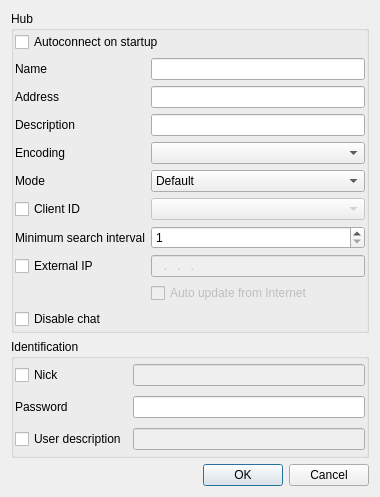
Old version of the form eiskaltdcpp-qt/ui/UIFavoriteHubEditor.ui in the repository eiskaltdcpp/eiskaltdcpp.
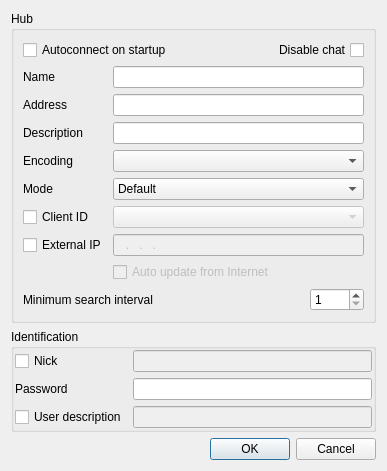
New version of the form. Custom widgets are drawn as their Qt base class.

Commit message: EiskaltDC++ Qt: * Small improvements in Favorite Hub Editor Dialog.

```diff
--- a/eiskaltdcpp-qt/ui/UIFavoriteHubEditor.ui
+++ b/eiskaltdcpp-qt/ui/UIFavoriteHubEditor.ui
@@ -6,50 +6,43 @@
    <rect>
     <x>0</x>
     <y>0</y>
-    <width>380</width>
-    <height>497</height>
+    <width>387</width>
+    <height>454</height>
    </rect>
   </property>
   <property name="windowTitle">
    <string>Dialog</string>
   </property>
-  <layout class="QGridLayout" name="gridLayout">
-   <item row="0" column="0" colspan="2">
+  <layout class="QVBoxLayout" name="verticalLayout">
+   <item>
     <widget class="QGroupBox" name="groupBox">
      <property name="title">
       <string>Hub</string>
      </property>
-     <layout class="QGridLayout" name="gridLayout_2">
-      <property name="margin">
-       <number>1</number>
-      </property>
+     <layout class="QGridLayout" name="gridLayout">
       <item row="0" column="0" colspan="2">
-       <widget class="QCheckBox" name="checkBox_AUTOCONNECT">
-        <property name="text">
-         <string>Autoconnect on startup</string>
+       <layout class="QHBoxLayout" name="horizontalLayout">
+        <property name="spacing">
+         <number>0</number>
         </property>
-       </widget>
-      </item>
-      <item row="1" column="1">
-       <widget class="LineEdit" name="lineEdit_NAME">
-        <property name="toolTip">
-         <string>Favorite hub name.</string>
-        </property>
-       </widget>
-      </item>
-      <item row="2" column="1">
-       <widget class="LineEdit" name="lineEdit_ADDRESS">
-        <property name="toolTip">
-         <string>IP address or DNS name of hub.</string>
-        </property>
-       </widget>
-      </item>
-      <item row="3" column="1">
-       <widget class="LineEdit" name="lineEdit_DESC">
-        <property name="toolTip">
-         <string>This description will show in the user list.</string>
-        </property>
-       </widget>
+        <item>
+         <widget class="QCheckBox" name="checkBox_AUTOCONNECT">
+          <property name="text">
+           <string>Autoconnect on startup</string>
+          </property>
+         </widget>
+        </item>
+        <item>
+         <widget class="QCheckBox" name="checkBox_DISABLECHAT">
+          <property name="layoutDirection">
+           <enum>Qt::RightToLeft</enum>
+          </property>
+          <property name="text">
+           <string>Disable chat</string>
+          </property>
+         </widget>
+        </item>
+       </layout>
       </item>
       <item row="1" column="0">
        <widget class="QLabel" name="label">
@@ -58,6 +51,13 @@
         </property>
        </widget>
       </item>
+      <item row="1" column="1">
+       <widget class="LineEdit" name="lineEdit_NAME">
+        <property name="toolTip">
+         <string>Favorite hub name.</string>
+        </property>
+       </widget>
+      </item>
       <item row="2" column="0">
        <widget class="QLabel" name="label_2">
         <property name="text">
@@ -65,6 +65,13 @@
         </property>
        </widget>
       </item>
+      <item row="2" column="1">
+       <widget class="LineEdit" name="lineEdit_ADDRESS">
+        <property name="toolTip">
+         <string>IP address or DNS name of hub.</string>
+        </property>
+       </widget>
+      </item>
       <item row="3" column="0">
        <widget class="QLabel" name="label_3">
         <property name="text">
@@ -72,8 +79,12 @@
         </property>
        </widget>
       </item>
-      <item row="4" column="1">
-       <widget class="QComboBox" name="comboBox_ENC"/>
+      <item row="3" column="1">
+       <widget class="LineEdit" name="lineEdit_DESC">
+        <property name="toolTip">
+         <string>This description will show in the user list.</string>
+        </property>
+       </widget>
       </item>
       <item row="4" column="0">
        <widget class="QLabel" name="label_4">
@@ -82,6 +93,35 @@
         </property>
        </widget>
       </item>
+      <item row="4" column="1">
+       <widget class="QComboBox" name="comboBox_ENC"/>
+      </item>
+      <item row="5" column="0">
+       <widget class="QLabel" name="label_6">
+        <property name="text">
+         <string>Mode</string>
+        </property>
+       </widget>
+      </item>
+      <item row="5" column="1">
+       <widget class="QComboBox" name="comboBox_MODE">
+        <item>
+         <property name="text">
+          <string>Default</string>
+         </property>
+        </item>
+        <item>
+         <property name="text">
+          <string>Active</string>
+         </property>
+        </item>
+        <item>
+         <property name="text">
+          <string>Passive</string>
+         </property>
+        </item>
+       </widget>
+      </item>
       <item row="6" column="0">
        <widget class="QCheckBox" name="checkBox_CID">
         <property name="text">
@@ -89,13 +129,6 @@
         </property>
        </widget>
       </item>
-      <item row="9" column="0">
-       <widget class="QCheckBox" name="checkBox_IP">
-        <property name="text">
-         <string>External IP</string>
-        </property>
-       </widget>
-      </item>
       <item row="6" column="1">
        <widget class="QComboBox" name="comboBox_CID">
         <property name="enabled">
@@ -103,7 +136,14 @@
         </property>
        </widget>
       </item>
-      <item row="9" column="1">
+      <item row="7" column="0">
+       <widget class="QCheckBox" name="checkBox_IP">
+        <property name="text">
+         <string>External IP</string>
+        </property>
+       </widget>
+      </item>
+      <item row="7" column="1">
        <widget class="LineEdit" name="lineEdit_IP">
         <property name="enabled">
          <bool>false</bool>
@@ -113,7 +153,7 @@
         </property>
        </widget>
       </item>
-      <item row="10" column="1">
+      <item row="8" column="1">
        <widget class="QCheckBox" name="checkBox_USEINTERNET">
         <property name="enabled">
          <bool>false</bool>
@@ -123,60 +163,40 @@
         </property>
        </widget>
       </item>
-      <item row="11" column="0" colspan="2">
-       <widget class="QCheckBox" name="checkBox_DISABLECHAT">
-        <property name="text">
-         <string>Disable chat</string>
+      <item row="9" column="0" colspan="2">
+       <layout class="QHBoxLayout" name="horizontalLayout_2">
+        <property name="spacing">
+         <number>0</number>
         </property>
-       </widget>
-      </item>
-      <item row="5" column="1">
-       <widget class="QComboBox" name="comboBox_MODE">
         <item>
-         <property name="text">
-          <string>Default</string>
-         </property>
+         <widget class="QLabel" name="label_7">
+          <property name="sizePolicy">
+           <sizepolicy hsizetype="Expanding" vsizetype="Preferred">
+            <horstretch>0</horstretch>
+            <verstretch>0</verstretch>
+           </sizepolicy>
+          </property>
+          <property name="text">
+           <string>Minimum search interval</string>
+          </property>
+         </widget>
         </item>
         <item>
-         <property name="text">
-          <string>Active</string>
-         </property>
+         <widget class="QSpinBox" name="spinBox_MINSEARCH_INTERVAL">
+          <property name="minimum">
+           <number>1</number>
+          </property>
+          <property name="maximum">
+           <number>1200</number>
+          </property>
+         </widget>
         </item>
-        <item>
-         <property name="text">
-          <string>Passive</string>
-         </property>
-        </item>
-       </widget>
-      </item>
-      <item row="5" column="0">
-       <widget class="QLabel" name="label_6">
-        <property name="text">
-         <string>Mode</string>
-        </property>
-       </widget>
-      </item>
-      <item row="8" column="0">
-       <widget class="QLabel" name="label_7">
-        <property name="text">
-         <string>Minimum search interval</string>
-        </property>
-       </widget>
-      </item>
-      <item row="8" column="1">
-       <widget class="QSpinBox" name="spinBox_MINSEARCH_INTERVAL">
-        <property name="minimum">
-         <number>1</number>
-        </property>
-        <property name="maximum">
-         <number>1000</number>
-        </property>
-       </widget>
+       </layout>
       </item>
      </layout>
     </widget>
    </item>
-   <item row="2" column="0" colspan="2">
+   <item>
     <widget class="QGroupBox" name="groupBox_2">
      <property name="title">
       <string>Identification</string>
@@ -239,7 +259,20 @@
      </layout>
     </widget>
    </item>
-   <item row="3" column="1">
+   <item>
+    <spacer name="verticalSpacer">
+     <property name="orientation">
+      <enum>Qt::Vertical</enum>
+     </property>
+     <property name="sizeHint" stdset="0">
+      <size>
+       <width>20</width>
+       <height>2</height>
+      </size>
+     </property>
+    </spacer>
+   </item>
+   <item>
     <widget class="QDialogButtonBox" name="buttonBox">
      <property name="orientation">
       <enum>Qt::Horizontal</enum>
```
